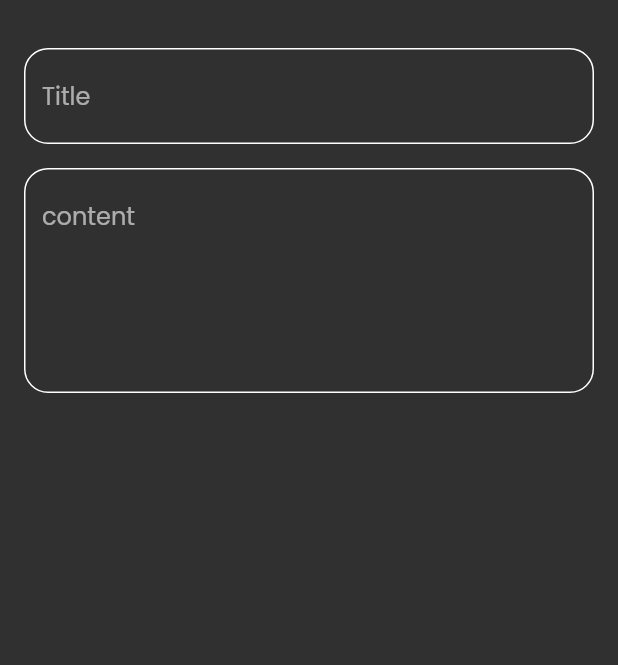
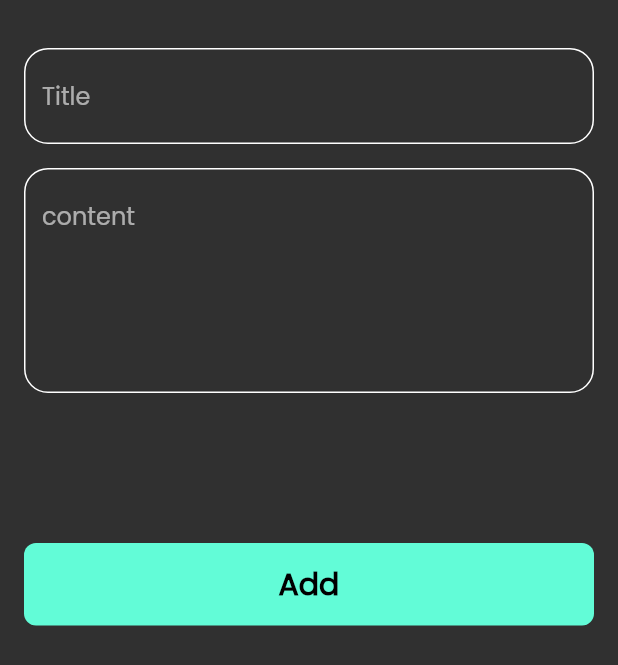
Before and after one commit to Alhassan-Ali7/note_app, a Flutter app: the AddNoteBottomSheet widget shown alone on an empty page, opened directly, on a phone screen of 412 x 824 dp. Shown: the top 665 px of the screen. Run offline on Flutter 3.47's test engine with Material 2 defaults, Android fonts, the phone set to English and light mode, and no system bars; our stand-ins replace font_awesome_flutter.

Commit message:
finish notes bottom sheet

```diff
--- a/lib/views/widgets/add_note_bottom_sheet.dart
+++ b/lib/views/widgets/add_note_bottom_sheet.dart
@@ -1,4 +1,5 @@
 import 'package:flutter/material.dart';
+import 'package:notes_app/views/widgets/custom_bottom.dart';
 import 'package:notes_app/views/widgets/custom_text_field.dart';
 
 class AddNoteBottomSheet extends StatelessWidget {
@@ -8,6 +9,7 @@ class AddNoteBottomSheet extends StatelessWidget {
   Widget build(BuildContext context) {
     return Padding(
       padding: const EdgeInsets.symmetric(horizontal: 16.0),
+      child: SingleChildScrollView(
         child: Column(
           children: const [
             SizedBox(
@@ -23,7 +25,15 @@ class AddNoteBottomSheet extends StatelessWidget {
               hint: 'content',
               maxLines: 5,
             ),
+            SizedBox(
+              height: 100,
+            ),
+            CustomButton(),
+            SizedBox(
+              height: 16,
+            ),
           ],
+        ),
       ),
     );
   }
--- /dev/null
+++ b/lib/views/widgets/custom_bottom.dart
@@ -0,0 +1,28 @@
+import 'package:flutter/material.dart';
+import 'package:notes_app/constants.dart';
+
+class CustomButton extends StatelessWidget {
+  const CustomButton({super.key});
+
+  @override
+  Widget build(BuildContext context) {
+    return Container(
+      width: MediaQuery.of(context).size.width,
+      height: 55,
+      decoration: BoxDecoration(
+        color: kPrimaryColor,
+        borderRadius: BorderRadius.circular(8),
+      ),
+      child: const Center(
+        child: Text(
+          'Add',
+          style: TextStyle(
+            color: Colors.black,
+            fontSize: 20,
+            fontWeight: FontWeight.bold,
+          ),
+        ),
+      ),
+    );
+  }
+}
```
Lines whose indentation alone changed are shown as unchanged.
